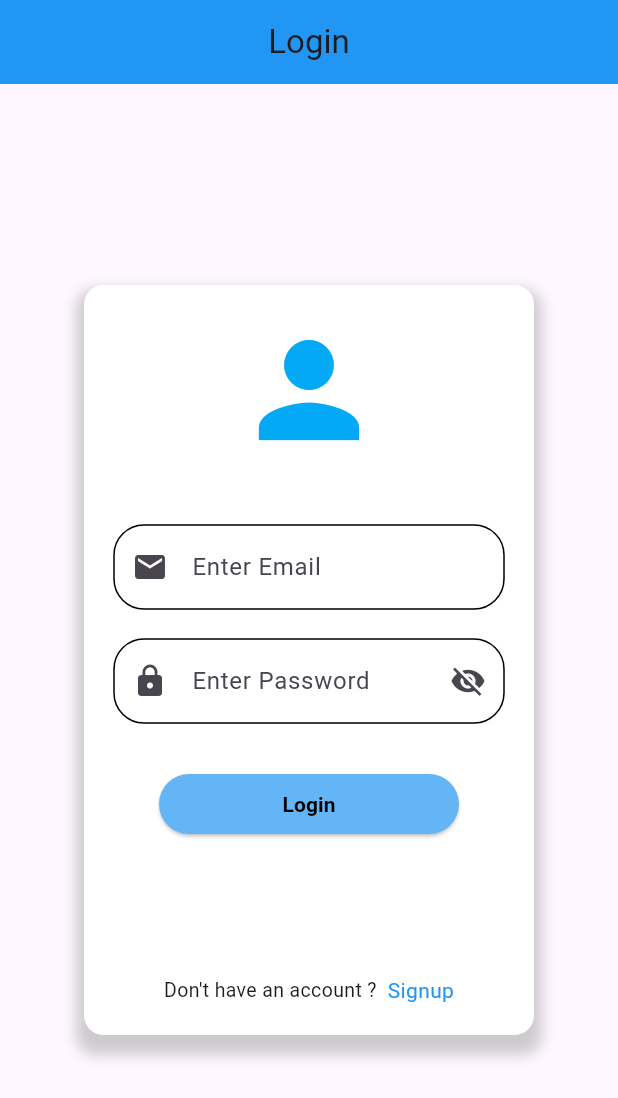
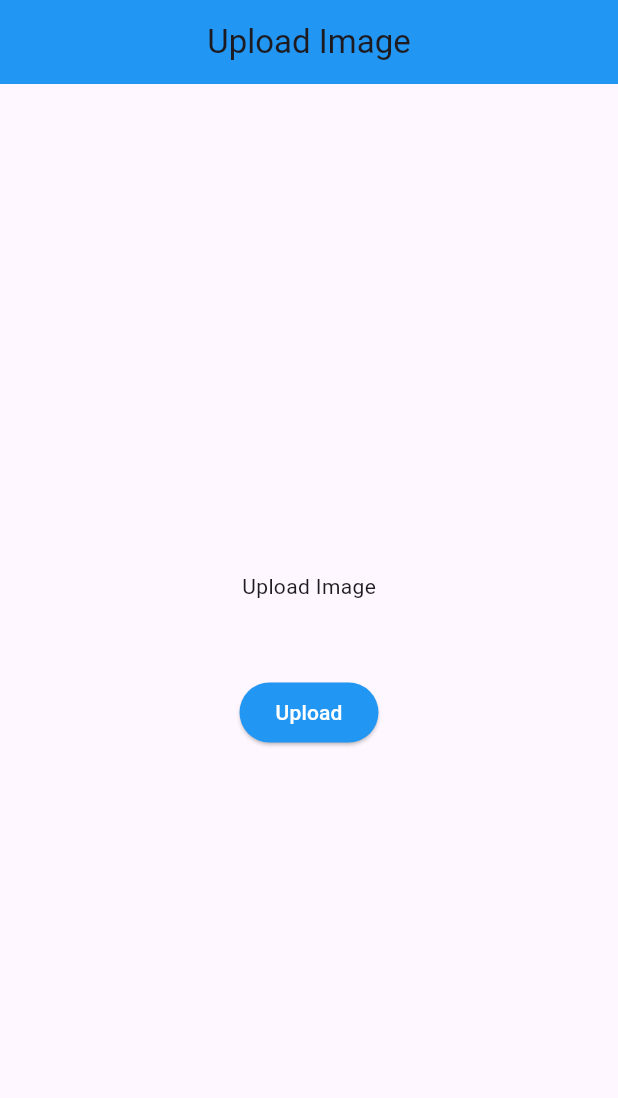
Before and after one commit to rn-byte/_API, a Flutter app: the screen it shows after launch, on a phone screen of 412 x 824 dp. Shown: the top 1098 px of the screen. Run offline on Flutter 3.47's test engine with Material 3 defaults, Android fonts, the phone set to English and light mode, and no system bars; drawn by our look-alikes of modal_progress_hud_nsn; our stand-ins replace fluttertoast, get, image_picker.

Commit message:
image upload added

```diff
--- a/login_rest_api/lib/main.dart
+++ b/login_rest_api/lib/main.dart
@@ -2,6 +2,7 @@ import 'package:flutter/material.dart';
 import 'package:get/get_navigation/src/root/get_material_app.dart';
 import 'package:login_rest_api/controller/login_controller.dart';
 import 'package:login_rest_api/controller/signup_controller.dart';
+import 'package:login_rest_api/screen/image_upload.dart';
 import 'package:login_rest_api/screen/login.dart';
 import 'package:provider/provider.dart';
 
@@ -31,7 +32,7 @@ class MyApp extends StatelessWidget {
           colorScheme: ColorScheme.fromSeed(seedColor: Colors.deepPurple),
           useMaterial3: true,
         ),
-        home: const LoginScreen(),
+        home: const ImageUpload(),
       ),
     );
   }
--- /dev/null
+++ b/login_rest_api/lib/screen/image_upload.dart
@@ -0,0 +1,113 @@
+import 'dart:io';
+import 'package:http/http.dart' as http;
+import 'package:flutter/material.dart';
+import 'package:image_picker/image_picker.dart';
+import 'package:modal_progress_hud_nsn/modal_progress_hud_nsn.dart';
+
+class ImageUpload extends StatefulWidget {
+  const ImageUpload({super.key});
+  @override
+  State<ImageUpload> createState() => _ImageUploadState();
+}
+
+class _ImageUploadState extends State<ImageUpload> {
+  File? image;
+  final _picker = ImagePicker();
+  bool showSpinner = false;
+
+  Future getImage() async {
+    final pickedFile =
+        await _picker.pickImage(source: ImageSource.gallery, imageQuality: 80);
+    image = File(pickedFile!.path);
+    setState(() {});
+  }
+
+  Future<void> uploadImage() async {
+    setState(() {
+      showSpinner = true;
+    });
+    var stream = http.ByteStream(image!.openRead());
+    stream.cast();
+
+    var length = await image!.length();
+    var uri = Uri.parse('https://fakestoreapi.com/products');
+    var request = http.MultipartRequest('POST', uri);
+
+    request.fields['title'] = 'static title';
+
+    var multiPart = http.MultipartFile('image', stream, length);
+
+    request.files.add(multiPart);
+
+    var response = await request.send();
+    print(response.stream.toString());
+
+    if (response.statusCode == 200) {
+      setState(() {
+        showSpinner = false;
+      });
+      debugPrint('Image Uploaded');
+    } else {
+      setState(() {
+        showSpinner = false;
+      });
+      debugPrint('Failed');
+    }
+  }
+
+  @override
+  Widget build(BuildContext context) {
+    return ModalProgressHUD(
+      inAsyncCall: showSpinner,
+      child: Scaffold(
+        appBar: AppBar(
+          title: const Text('Upload Image'),
+          backgroundColor: Colors.blue,
+          centerTitle: true,
+        ),
+        body: Center(
+          child: Container(
+            margin: const EdgeInsets.all(10),
+            child: Column(
+              mainAxisAlignment: MainAxisAlignment.center,
+              children: [
+                SizedBox(
+                  child: image == null
+                      ? GestureDetector(
+                          onTap: getImage,
+                          child: const Center(
+                            child: Text('Upload Image'),
+                          ),
+                        )
+                      : SizedBox(
+                          child: Center(
+                            child: Image.file(
+                              File(image!.path).absolute,
+                              height: 100,
+                              width: 100,
+                              fit: BoxFit.cover,
+                            ),
+                          ),
+                        ),
+                ),
+                const SizedBox(
+                  height: 50,
+                ),
+                ElevatedButton(
+                  style: const ButtonStyle(
+                    backgroundColor: WidgetStatePropertyAll(Colors.blue),
+                  ),
+                  onPressed: uploadImage,
+                  child: const Text(
+                    'Upload',
+                    style: TextStyle(color: Colors.white),
+                  ),
+                )
+              ],
+            ),
+          ),
+        ),
+      ),
+    );
+  }
+}
--- a/login_rest_api/pubspec.yaml
+++ b/login_rest_api/pubspec.yaml
@@ -40,6 +40,7 @@ dependencies:
   get: ^4.6.6
   fluttertoast: ^8.2.6
   modal_progress_hud_nsn: ^0.5.1
+  image_picker: ^1.1.2
 
 dev_dependencies:
   flutter_test:
```
Also changed, not shown: login_rest_api/pubspec.lock, 6 other files.
